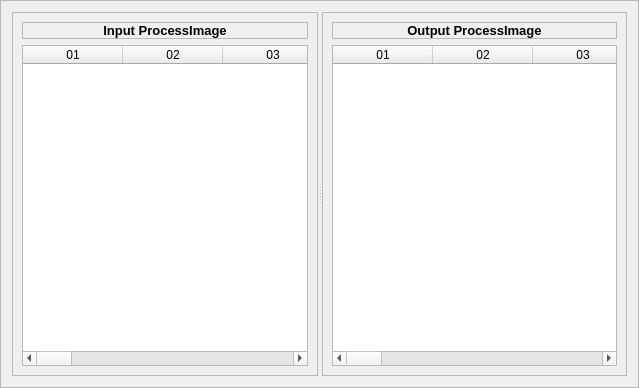
Old version of the form apps/demo_qt_advanced/plk_qt_gui/ui/ProcessImageMemory.ui in the repository OpenAutomationTechnologies/openPOWERLINK_Qt_App.
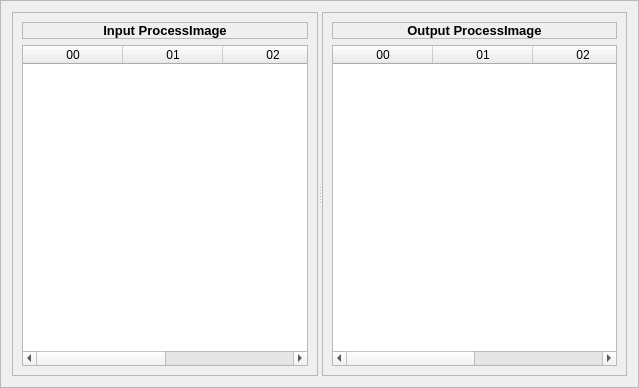
New version of the form.

Commit message: Update ProcessImageMemory table to 4 columns

```diff
--- a/apps/demo_qt_advanced/plk_qt_gui/ui/ProcessImageMemory.ui
+++ b/apps/demo_qt_advanced/plk_qt_gui/ui/ProcessImageMemory.ui
@@ -67,6 +67,11 @@
          <attribute name="verticalHeaderVisible">
           <bool>false</bool>
          </attribute>
+         <column>
+          <property name="text">
+           <string>00</string>
+          </property>
+         </column>
          <column>
           <property name="text">
            <string>01</string>
@@ -82,66 +87,6 @@
            <string>03</string>
           </property>
          </column>
-         <column>
-          <property name="text">
-           <string>04</string>
-          </property>
-         </column>
-         <column>
-          <property name="text">
-           <string>05</string>
-          </property>
-         </column>
-         <column>
-          <property name="text">
-           <string>06</string>
-          </property>
-         </column>
-         <column>
-          <property name="text">
-           <string>07</string>
-          </property>
-         </column>
-         <column>
-          <property name="text">
-           <string>08</string>
-          </property>
-         </column>
-         <column>
-          <property name="text">
-           <string>09</string>
-          </property>
-         </column>
-         <column>
-          <property name="text">
-           <string>0A</string>
-          </property>
-         </column>
-         <column>
-          <property name="text">
-           <string>0B</string>
-          </property>
-         </column>
-         <column>
-          <property name="text">
-           <string>0C</string>
-          </property>
-         </column>
-         <column>
-          <property name="text">
-           <string>0D</string>
-          </property>
-         </column>
-         <column>
-          <property name="text">
-           <string>0E</string>
-          </property>
-         </column>
-         <column>
-          <property name="text">
-           <string>0F</string>
-          </property>
-         </column>
         </widget>
        </item>
       </layout>
@@ -190,6 +135,11 @@
          <attribute name="verticalHeaderVisible">
           <bool>false</bool>
          </attribute>
+         <column>
+          <property name="text">
+           <string>00</string>
+          </property>
+         </column>
          <column>
           <property name="text">
            <string>01</string>
@@ -205,66 +155,6 @@
            <string>03</string>
           </property>
          </column>
-         <column>
-          <property name="text">
-           <string>04</string>
-          </property>
-         </column>
-         <column>
-          <property name="text">
-           <string>05</string>
-          </property>
-         </column>
-         <column>
-          <property name="text">
-           <string>06</string>
-          </property>
-         </column>
-         <column>
-          <property name="text">
-           <string>07</string>
-          </property>
-         </column>
-         <column>
-          <property name="text">
-           <string>08</string>
-          </property>
-         </column>
-         <column>
-          <property name="text">
-           <string>09</string>
-          </property>
-         </column>
-         <column>
-          <property name="text">
-           <string>0A</string>
-          </property>
-         </column>
-         <column>
-          <property name="text">
-           <string>0B</string>
-          </property>
-         </column>
-         <column>
-          <property name="text">
-           <string>0C</string>
-          </property>
-         </column>
-         <column>
-          <property name="text">
-           <string>0D</string>
-          </property>
-         </column>
-         <column>
-          <property name="text">
-           <string>0E</string>
-          </property>
-         </column>
-         <column>
-          <property name="text">
-           <string>0F</string>
-          </property>
-         </column>
         </widget>
        </item>
       </layout>
```
The commit also changes 1 other file.
